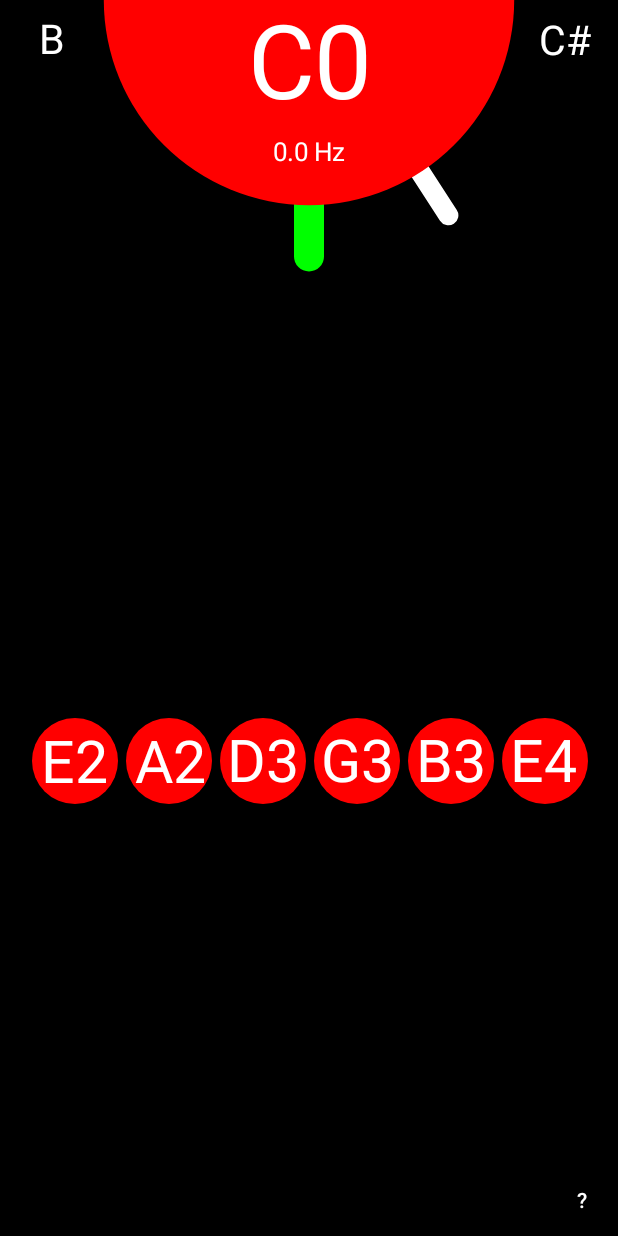
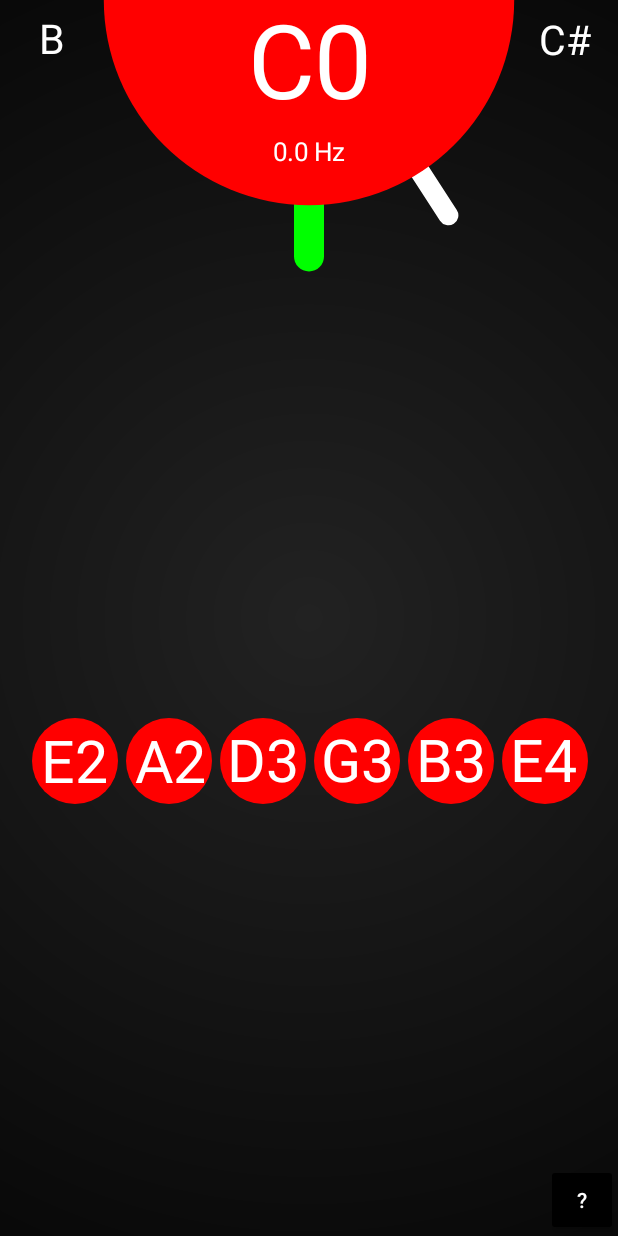
Before and after one commit to davide99/AlexTuner, an Android app: the screen it shows after launch (MainActivity), on a phone screen of 412 x 824 dp. Run offline under Robolectric (Android 15) with nearby library versions, the light colour scheme and no system bars; 15 statements that could not run were skipped.

Commit message:
Background con gradient

```diff
--- a/app/src/main/java/com/davide99/alextuner/Gauge.java
+++ b/app/src/main/java/com/davide99/alextuner/Gauge.java
@@ -80,6 +80,8 @@
         lowerNote = "A";
         higherNote = "B#";
         setFrequency(0);
+
+        super.setBackgroundColor(Color.TRANSPARENT);
     }
 
     public Gauge(Context context, @Nullable AttributeSet attrs) {
--- a/app/src/main/java/com/davide99/alextuner/Notes.java
+++ b/app/src/main/java/com/davide99/alextuner/Notes.java
@@ -36,6 +36,8 @@
         textPaint.setColor(Color.WHITE);
 
         textBounds = new Rect();
+
+        super.setBackgroundColor(Color.TRANSPARENT);
     }
 
     public Notes(Context context, @Nullable AttributeSet attrs) {
--- /dev/null
+++ b/app/src/main/res/drawable/gradient_background.xml
@@ -0,0 +1,8 @@
+<?xml version="1.0" encoding="utf-8"?>
+<shape xmlns:android="http://schemas.android.com/apk/res/android">
+    <gradient
+        android:type="radial"
+        android:gradientRadius="150%p"
+        android:startColor="#222222"
+        android:endColor="#000000" />
+</shape>
--- a/app/src/main/res/layout/activity_main.xml
+++ b/app/src/main/res/layout/activity_main.xml
@@ -4,6 +4,7 @@
     xmlns:tools="http://schemas.android.com/tools"
     android:layout_width="match_parent"
     android:layout_height="match_parent"
+    android:background="@drawable/gradient_background"
     tools:context=".MainActivity">
 
     <Button
```
